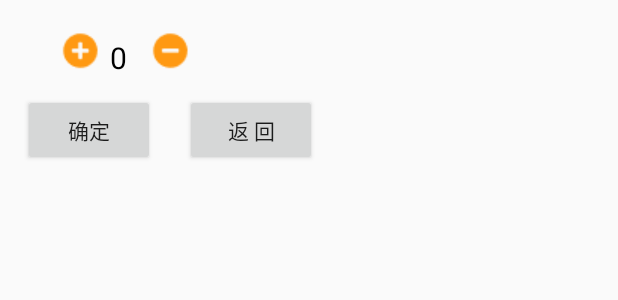
After one commit to Zhang-Zhi-Jie/Self-service-ordering-system, an Android app: the layout activity_order_detail.xml on its own in the app's theme, with its tools: preview values and no code run, on a phone screen of 412 x 824 dp. The commit adds this screen. Shown: the top 300 px of the screen. Run offline under Robolectric (Android 15) with nearby library versions, the phone set to English and light mode, and no system bars; network calls fail.

Commit message:
新增一些布局、欢迎界面，以后继续修改

```diff
--- a/app/src/main/res/layout/activity_foods.xml
+++ /dev/null
@@ -1,6 +0,0 @@
-<?xml version="1.0" encoding="utf-8"?>
-<LinearLayout xmlns:android="http://schemas.android.com/apk/res/android"
-    android:layout_width="match_parent"
-    android:layout_height="match_parent">
-
-</LinearLayout>
--- /dev/null
+++ b/app/src/main/res/layout/activity_order_detail.xml
@@ -0,0 +1,87 @@
+<?xml version="1.0" encoding="utf-8"?>
+<RelativeLayout xmlns:android="http://schemas.android.com/apk/res/android"
+    android:layout_width="match_parent"
+    android:layout_height="match_parent">
+
+    <TextView
+        android:id="@+id/order_db_id"
+        android:layout_width="40dp"
+        android:layout_height="wrap_content"
+        android:layout_marginLeft="5dp"
+        />
+
+    <TextView
+        android:id="@+id/order_db_name"
+        android:layout_width="120dp"
+        android:layout_height="wrap_content"
+        android:layout_marginLeft="5dp"
+        android:layout_toRightOf="@+id/order_db_id"
+        />
+
+    <TextView
+        android:id="@+id/order_db_price"
+        android:layout_width="35dp"
+        android:layout_height="wrap_content"
+        android:layout_marginLeft="5dp"
+        android:layout_toRightOf="@+id/order_db_name"
+        />
+
+    <TextView
+        android:id="@+id/order_db_create_at"
+        android:layout_width="35dp"
+        android:layout_height="wrap_content"
+        android:layout_marginLeft="5dp"
+        android:layout_toRightOf="@+id/order_db_price"
+        />
+
+    <ImageButton
+        android:id="@+id/item_btn_plus"
+        android:layout_width="wrap_content"
+        android:background="#0000"
+        android:src="@drawable/plus"
+        android:layout_below="@+id/order_db_create_at"
+        android:paddingLeft="40dp"
+        android:layout_height="wrap_content"
+        />
+
+    <TextView
+        android:id="@+id/item_product_num"
+        android:text="0"
+        android:layout_width="wrap_content"
+        android:layout_height="wrap_content"
+        android:textSize="20sp"
+        android:textColor="#000"
+        android:layout_margin="5dp"
+        android:layout_below="@+id/order_db_create_at"
+        android:layout_toRightOf="@id/item_btn_plus"
+        />
+    <ImageButton
+        android:id="@+id/item_btn_minus"
+        android:layout_width="wrap_content"
+        android:background="#0000"
+        android:src="@drawable/minus"
+        android:layout_below="@+id/order_db_create_at"
+        android:layout_marginLeft="10dp"
+        android:layout_height="wrap_content"
+        android:layout_toRightOf="@+id/item_product_num"
+        />
+
+    <Button
+        android:id="@+id/order_btn"
+        android:layout_width="wrap_content"
+        android:layout_height="wrap_content"
+        android:layout_below="@id/item_product_num"
+        android:layout_marginTop="5dp"
+        android:layout_marginLeft="15dp"
+        android:text=" 确定 "
+        />
+
+    <Button android:id="@+id/go_back_order_list_btn"
+        android:layout_width="wrap_content"
+        android:layout_height="wrap_content"
+        android:layout_marginLeft="15dp"
+        android:text=" 返 回 "
+        android:layout_alignTop="@+id/order_btn"
+        android:layout_toStartOf="@+id/order_db_create_at" />
+
+</RelativeLayout>
```
Also changed, not shown: app/src/main/AndroidManifest.xml (+9 -10 lines), app/src/main/java/com/example/a13051_000/buffetmealsystem/CollectOrderActivity.java (added, +25 -0 lines), app/src/main/java/com/example/a13051_000/buffetmealsystem/FragmentSpoon.java (+9 -0 lines), app/src/main/java/com/example/a13051_000/buffetmealsystem/OrderDetailActivity.java (added, +16 -0 lines), app/src/main/java/com/example/a13051_000/buffetmealsystem/WelcomeActivity.java (added, +38 -0 lines), app/src/main/res/layout/activity_collect.xml (added, +21 -0 lines), app/src/main/res/layout/activity_spoon.xml (+15 -1 lines), app/src/main/res/layout/activity_welcome.xml (added, +20 -0 lines), app/src/main/res/layout/item_list_module.xml (+18 -41 lines), app/src/main/res/drawable/minus.png (added), app/src/main/res/drawable/plus.png (added), app/src/main/res/drawable/welcome.png (added), app/src/main/res/mipmap-xhdpi/udon.png (added), app/src/main/res/mipmap-xxxhdpi/udon.png (added).
